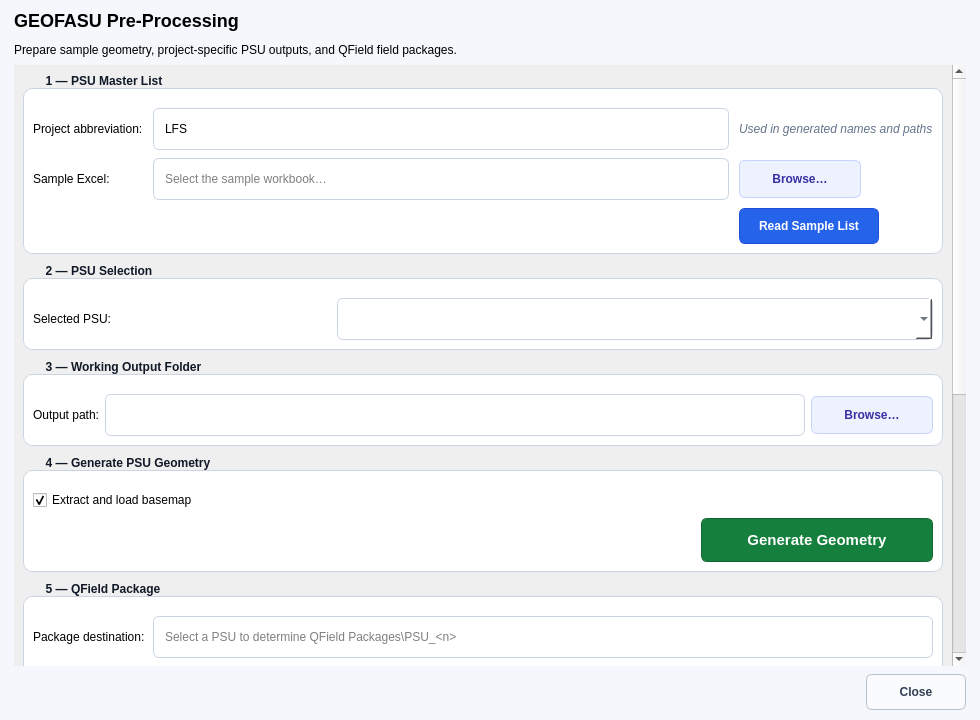
This is geofasu/geofasu_dialog_base.ui in Mackeeemacks/GEOFASU-ROMBLON-GMU as Qt 5 draws it before an edit. The edited form follows.
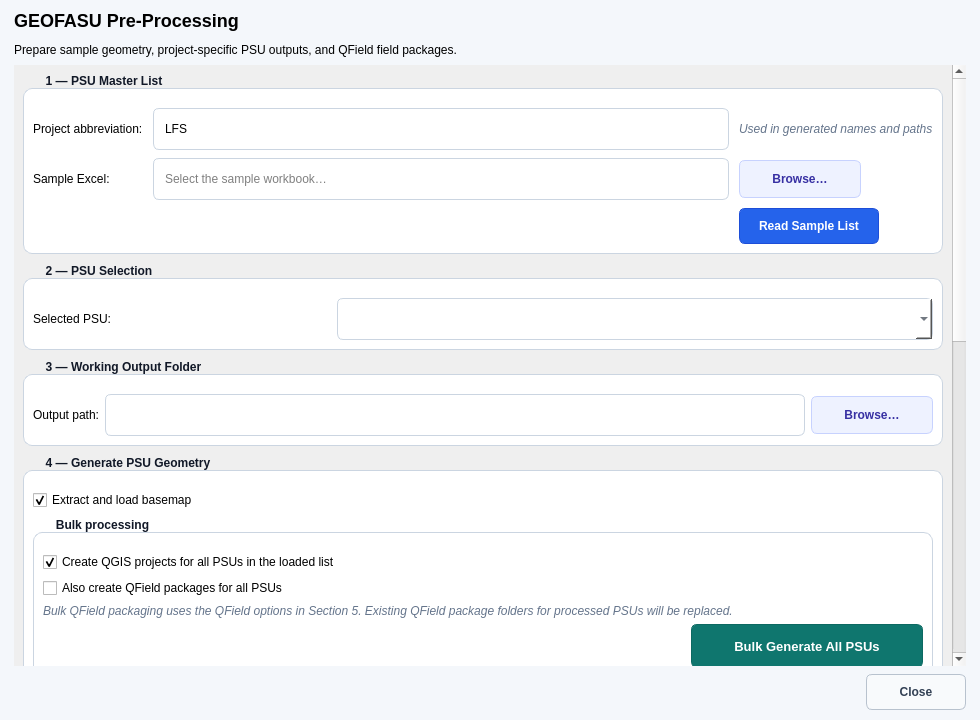
This is the edited form.

Commit message: Release GEOFASU 2.1.5 - optimize staged bulk generation and basemap caching

Diff of the .ui file:
```diff
--- a/geofasu/geofasu_dialog_base.ui
+++ b/geofasu/geofasu_dialog_base.ui
@@ -24,6 +24,7 @@
 QPushButton#pbBrowseExcel,QPushButton#pbBrowseOutput{min-width:100px;max-width:100px;background:#eef2ff;border-color:#c7d2fe;color:#3730a3;}
 QPushButton#pbLoadSSU{min-width:118px;max-width:118px;background:#2563eb;border-color:#1d4ed8;color:#fff;font-weight:700;}
 QPushButton#pbGenerateGeometry{min-width:210px;max-width:240px;min-height:36px;max-height:38px;background:#15803d;border-color:#166534;color:#fff;font-size:11pt;font-weight:800;}
+QPushButton#pbBulkGenerate{min-width:210px;max-width:260px;min-height:36px;max-height:38px;background:#0f766e;border-color:#0d6962;color:#fff;font-size:10pt;font-weight:800;}
 QPushButton#pbInspectQField{min-width:170px;max-width:190px;background:#0f766e;border-color:#0d6962;color:#fff;font-weight:700;}
 QPushButton#pbPackageQField{min-width:170px;max-width:190px;background:#7c3aed;border-color:#6d28d9;color:#fff;font-weight:700;}
 QPushButton#pbPackageQField:disabled{background:#ede9fe;color:#8b5cf6;border-color:#ddd6fe;}
@@ -155,6 +156,60 @@
            </widget>
           </item>
 
+          <item>
+           <widget class="QGroupBox" name="group_bulk_generate">
+            <property name="title"><string>Bulk processing</string></property>
+            <layout class="QVBoxLayout" name="layout_bulk_generate">
+             <item>
+              <widget class="QCheckBox" name="chkBulkCreateQGIS">
+               <property name="text"><string>Create QGIS projects for all PSUs in the loaded list</string></property>
+               <property name="checked"><bool>true</bool></property>
+              </widget>
+             </item>
+             <item>
+              <widget class="QCheckBox" name="chkBulkCreateQField">
+               <property name="text"><string>Also create QField packages for all PSUs</string></property>
+               <property name="checked"><bool>false</bool></property>
+              </widget>
+             </item>
+             <item>
+              <widget class="QLabel" name="lblBulkHint">
+               <property name="text"><string>Bulk QField packaging uses the QField options in Section 5. Existing QField package folders for processed PSUs will be replaced.</string></property>
+               <property name="wordWrap"><bool>true</bool></property>
+               <property name="styleSheet"><string notr="true">color:#64748b; font-style:italic;</string></property>
+              </widget>
+             </item>
+             <item>
+              <layout class="QHBoxLayout" name="layout_bulk_button">
+               <item><spacer name="bulkSpacer"><property name="orientation"><enum>Qt::Horizontal</enum></property><property name="sizeHint" stdset="0"><size><width>40</width><height>20</height></size></property></spacer></item>
+               <item>
+                <widget class="QPushButton" name="pbBulkGenerate">
+                 <property name="text"><string>Bulk Generate All PSUs</string></property>
+                </widget>
+               </item>
+              </layout>
+             </item>
+            </layout>
+           </widget>
+          </item>
+
+          <item>
+           <widget class="QLabel" name="lblPreprocessProgress">
+            <property name="text"><string>Ready</string></property>
+            <property name="styleSheet"><string notr="true">color:#475569; font-size:9pt;</string></property>
+           </widget>
+          </item>
+
+          <item>
+           <widget class="QProgressBar" name="progressPreprocess">
+            <property name="minimum"><number>0</number></property>
+            <property name="maximum"><number>100</number></property>
+            <property name="value"><number>0</number></property>
+            <property name="textVisible"><bool>true</bool></property>
+            <property name="format"><string>%p%</string></property>
+           </widget>
+          </item>
+
           <item>
            <layout class="QHBoxLayout" name="layout_generate">
             <item>
```
The commit also changes 5 other files.
